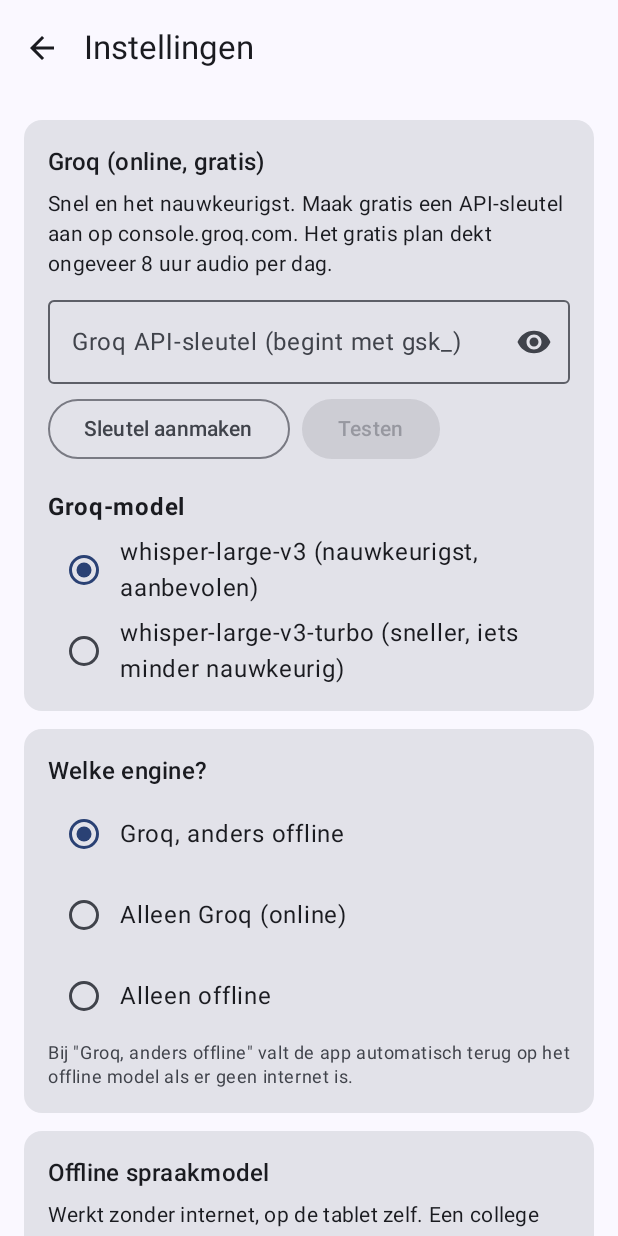
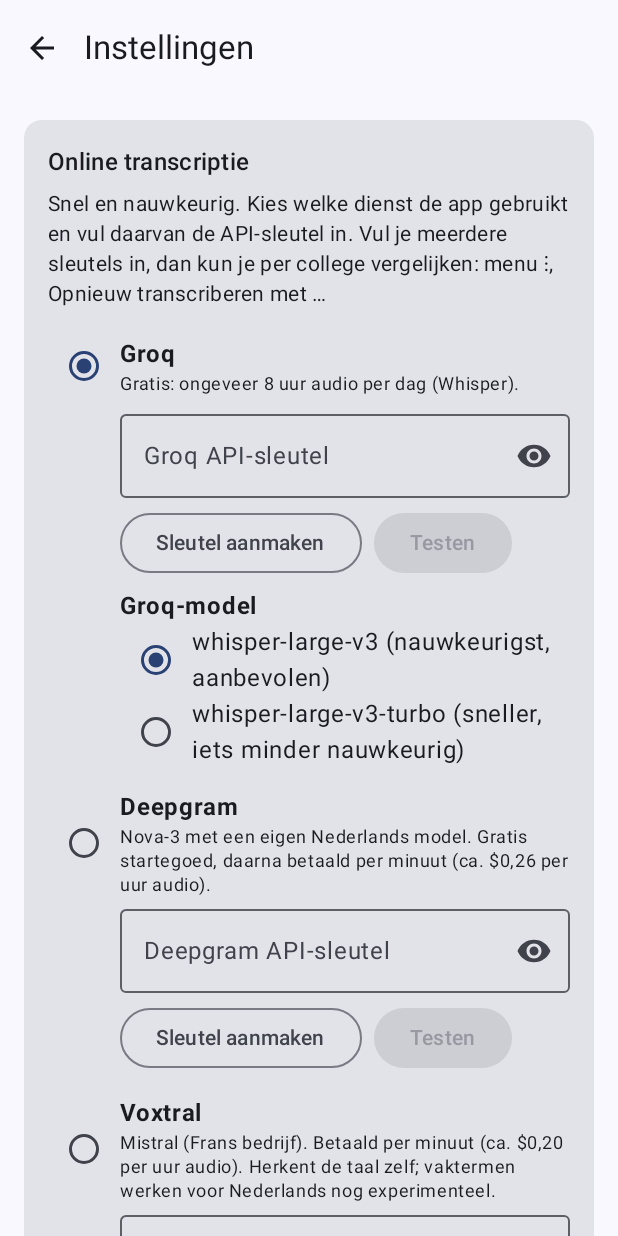
Before and after one commit to Hoogveldt-dev/RadboudWhispr, an Android app built with Jetpack Compose: the screen it shows after launch (MainActivity), after a tap on "Eerst instellen", on a phone screen of 412 x 824 dp. Run offline under Robolectric (Android 15) with nearby library versions, the phone set to English and light mode, and no system bars; 1 statement that could not run was skipped.

Commit message:
Add Deepgram Nova-3 and Mistral Voxtral as online engines (1.1.0)
- Settings: choose the online service (Groq, Deepgram or Voxtral), each
  with its own API key field, key-creation link and key test.
- Engine modes are now "online, otherwise offline", "online only" and
  "offline only"; the 1.0 "Groq only" setting maps to "online only".
- Deepgram gets the vocabulary as keyterms; Voxtral as context bias and
  without a language, since Mistral does not take one together with
  timestamps.
- Per lecture: "Opnieuw transcriberen met Groq/Deepgram/Voxtral". The
  previous transcript is kept as a version; chips on the lecture screen
  switch between versions to compare engines.
- Shared HTTP, multipart and verbose_json code moved to CloudStt.kt.
- Settings footer shows the installed version instead of a fixed "1.0".

Co-Authored-By: Claude Opus 5.5 <noreply@anthropic.com>
Claude-Session: https://claude.ai/code/session_011NKCGaJpL4oqsnEwqXMUxc

```diff
--- a/app/build.gradle.kts
+++ b/app/build.gradle.kts
@@ -19,8 +19,8 @@ android {
         applicationId = "nl.collegewhispr"
         minSdk = 26
         targetSdk = 35
-        versionCode = 2
-        versionName = "1.0.1"
+        versionCode = 3
+        versionName = "1.1.0"
         ndk { abiFilters += listOf("arm64-v8a") }
     }
 
--- a/app/src/main/java/nl/collegewhispr/data/Settings.kt
+++ b/app/src/main/java/nl/collegewhispr/data/Settings.kt
@@ -6,21 +6,43 @@ import kotlinx.coroutines.flow.MutableStateFlow
 import kotlinx.coroutines.flow.StateFlow
 
 enum class EngineMode(val label: String) {
-    AUTO("Groq, anders offline"),
-    GROQ_ONLY("Alleen Groq (online)"),
+    AUTO("Online, anders offline"),
+    ONLINE_ONLY("Alleen online"),
     OFFLINE_ONLY("Alleen offline");
+}
+
+/** Online transcription services; [keysUrl] is where a user creates an API key. */
+enum class CloudProvider(val label: String, val keysUrl: String) {
+    GROQ("Groq", "https://console.groq.com/keys"),
+    DEEPGRAM("Deepgram", "https://console.deepgram.com/"),
+    VOXTRAL("Voxtral", "https://console.mistral.ai/api-keys");
 }
 
 data class SettingsState(
     val groqKey: String = "",
     val groqModel: String = "whisper-large-v3",
+    val deepgramKey: String = "",
+    val mistralKey: String = "",
+    val cloud: CloudProvider = CloudProvider.GROQ,
     val engine: EngineMode = EngineMode.AUTO,
     val language: String = "nl",
     val offlineModel: String = "large-v3-turbo-q5_0",
     val vocabulary: String = "",
     val autoTranscribe: Boolean = true,
     val exportTimestamps: Boolean = true,
-)
+) {
+    fun keyFor(p: CloudProvider) = when (p) {
+        CloudProvider.GROQ -> groqKey
+        CloudProvider.DEEPGRAM -> deepgramKey
+        CloudProvider.VOXTRAL -> mistralKey
+    }
+
+    fun withKey(p: CloudProvider, key: String) = when (p) {
+        CloudProvider.GROQ -> copy(groqKey = key)
+        CloudProvider.DEEPGRAM -> copy(deepgramKey = key)
+        CloudProvider.VOXTRAL -> copy(mistralKey = key)
+    }
+}
 
 object Settings {
     private lateinit var prefs: SharedPreferences
@@ -36,8 +58,11 @@ object Settings {
         _state.value = SettingsState(
             groqKey = prefs.getString("groqKey", "") ?: "",
             groqModel = prefs.getString("groqModel", "whisper-large-v3") ?: "whisper-large-v3",
-            engine = runCatching { EngineMode.valueOf(prefs.getString("engine", "AUTO")!!) }
-                .getOrDefault(EngineMode.AUTO),
+            deepgramKey = prefs.getString("deepgramKey", "") ?: "",
+            mistralKey = prefs.getString("mistralKey", "") ?: "",
+            cloud = runCatching { CloudProvider.valueOf(prefs.getString("cloud", "GROQ")!!) }
+                .getOrDefault(CloudProvider.GROQ),
+            engine = engineFromPrefs(prefs.getString("engine", "AUTO")),
             language = prefs.getString("language", "nl") ?: "nl",
             offlineModel = prefs.getString("offlineModel", "large-v3-turbo-q5_0") ?: "large-v3-turbo-q5_0",
             vocabulary = prefs.getString("vocabulary", "") ?: "",
@@ -46,12 +71,20 @@ object Settings {
         )
     }
 
+    // 1.0 stored "GROQ_ONLY" before there was a choice of online service.
+    private fun engineFromPrefs(v: String?) =
+        if (v == "GROQ_ONLY") EngineMode.ONLINE_ONLY
+        else runCatching { EngineMode.valueOf(v!!) }.getOrDefault(EngineMode.AUTO)
+
     fun update(block: (SettingsState) -> SettingsState) {
         val s = block(_state.value)
         _state.value = s
         prefs.edit()
             .putString("groqKey", s.groqKey.trim())
             .putString("groqModel", s.groqModel)
+            .putString("deepgramKey", s.deepgramKey.trim())
+            .putString("mistralKey", s.mistralKey.trim())
+            .putString("cloud", s.cloud.name)
             .putString("engine", s.engine.name)
             .putString("language", s.language)
             .putString("offlineModel", s.offlineModel)
@@ -68,4 +101,10 @@ object Settings {
         val style = if (s.language == "nl") DEFAULT_PROMPT else ""
         return listOf(style, vocab).filter { it.isNotBlank() }.joinToString(" ")
     }
+
+    /** The user's terms as a list, for services that take separate keyterms instead of a prompt. */
+    fun terms(): List<String> = splitTerms(current.vocabulary)
+
+    fun splitTerms(vocabulary: String): List<String> =
+        vocabulary.split(',', ';', '\n').map { it.trim() }.filter { it.isNotEmpty() }.distinct().take(100)
 }
--- a/app/src/main/java/nl/collegewhispr/ui/HomeScreen.kt
+++ b/app/src/main/java/nl/collegewhispr/ui/HomeScreen.kt
@@ -66,7 +66,7 @@ fun HomeScreen(activity: MainActivity, onOpen: (String) -> Unit, onSettings: ()
     val tx by TranscriptionService.state.collectAsState()
     val settings by Settings.state.collectAsState()
     val installed by ModelManager.installed.collectAsState()
-    val needsSetup = settings.groqKey.isBlank() && ModelManager.models.none { it.id in installed }
+    val needsSetup = settings.keyFor(settings.cloud).isBlank() && ModelManager.models.none { it.id in installed }
 
     Scaffold(
         topBar = {
@@ -91,7 +91,8 @@ fun HomeScreen(activity: MainActivity, onOpen: (String) -> Unit, onSettings: ()
                 ) {
                     Column(Modifier.padding(16.dp)) {
                         Text("Eerst instellen", fontWeight = FontWeight.Bold)
-                        Text("Voeg een gratis Groq API-sleutel toe en/of download een offline spraakmodel. Opnemen kan nu al.")
+                        Text("Voeg een API-sleutel toe voor ${settings.cloud.label} en/of download een offline spraakmodel. " +
+                            "Opnemen kan nu al.")
                     }
                 }
             }
--- a/app/src/main/java/nl/collegewhispr/ui/SettingsScreen.kt
+++ b/app/src/main/java/nl/collegewhispr/ui/SettingsScreen.kt
@@ -58,9 +58,13 @@ import kotlinx.coroutines.Dispatchers
 import kotlinx.coroutines.delay
 import kotlinx.coroutines.launch
 import kotlinx.coroutines.withContext
+import nl.collegewhispr.data.CloudProvider
 import nl.collegewhispr.data.EngineMode
 import nl.collegewhispr.data.Settings
+import nl.collegewhispr.data.SettingsState
+import nl.collegewhispr.transcribe.DeepgramClient
 import nl.collegewhispr.transcribe.GroqClient
+import nl.collegewhispr.transcribe.VoxtralClient
 import nl.collegewhispr.whisper.ModelManager
 import nl.collegewhispr.whisper.WhisperLib
 
@@ -71,7 +75,6 @@ fun SettingsScreen(onBack: () -> Unit) {
     val s by Settings.state.collectAsState()
     val installed by ModelManager.installed.collectAsState()
     val downloads by ModelManager.downloads.collectAsState()
-    val scope = rememberCoroutineScope()
 
     LaunchedEffect(Unit) {
         while (true) { ModelManager.poll(ctx); delay(1000) }
@@ -90,43 +93,17 @@ fun SettingsScreen(onBack: () -> Unit) {
             horizontalAlignment = Alignment.CenterHorizontally,
             verticalArrangement = Arrangement.spacedBy(12.dp),
         ) {
-            Section("Groq (online, gratis)") {
+            Section("Online transcriptie") {
                 Text(
-                    "Snel en het nauwkeurigst. Maak gratis een API-sleutel aan op console.groq.com. " +
-                        "Het gratis plan dekt ongeveer 8 uur audio per dag.",
+                    "Snel en nauwkeurig. Kies welke dienst de app gebruikt en vul daarvan de API-sleutel in. " +
+                        "Vul je meerdere sleutels in, dan kun je per college vergelijken: menu ⋮, " +
+                        "Opnieuw transcriberen met …",
                     style = MaterialTheme.typography.bodyMedium,
                 )
-                var key by remember { mutableStateOf(s.groqKey) }
-                var show by remember { mutableStateOf(false) }
-                var check by remember { mutableStateOf<String?>(null) }
-                OutlinedTextField(
-                    value = key,
-                    onValueChange = { key = it.trim(); Settings.update { st -> st.copy(groqKey = key) }; check = null },
-                    label = { Text("Groq API-sleutel (begint met gsk_)") },
-                    singleLine = true,
-                    visualTransformation = if (show) VisualTransformation.None else PasswordVisualTransformation(),
-                    keyboardOptions = KeyboardOptions(keyboardType = KeyboardType.Password),
-                    trailingIcon = {
-                        IconButton(onClick = { show = !show }) {
-                            Icon(if (show) Icons.Filled.VisibilityOff else Icons.Filled.Visibility, "Tonen")
+                ProviderBlock(CloudProvider.GROQ, s, "Gratis: ongeveer 8 uur audio per dag (Whisper).") {
+                    GroqClient.checkKey(it)
                 }
-                    },
-                    modifier = Modifier.fillMaxWidth(),
-                )
-                Row(horizontalArrangement = Arrangement.spacedBy(8.dp)) {
-                    OutlinedButton(onClick = {
-                        ctx.startActivity(Intent(Intent.ACTION_VIEW, Uri.parse("https://console.groq.com/keys")))
-                    }) { Text("Sleutel aanmaken") }
-                    Button(enabled = key.isNotBlank(), onClick = {
-                        check = "Bezig met controleren…"
-                        scope.launch {
-                            val r = withContext(Dispatchers.IO) { GroqClient.checkKey(key) }
-                            check = r ?: "Sleutel werkt"
-                        }
-                    }) { Text("Testen") }
-                }
-                check?.let { Text(it, color = MaterialTheme.colorScheme.primary) }
-                Spacer(Modifier.height(4.dp))
+                Column(Modifier.padding(start = 48.dp)) {
                     Text("Groq-model", fontWeight = FontWeight.Bold)
                     Choice("whisper-large-v3 (nauwkeurigst, aanbevolen)", s.groqModel == "whisper-large-v3") {
                         Settings.update { it.copy(groqModel = "whisper-large-v3") }
@@ -135,13 +112,25 @@ fun SettingsScreen(onBack: () -> Unit) {
                         Settings.update { it.copy(groqModel = "whisper-large-v3-turbo") }
                     }
                 }
+                ProviderBlock(
+                    CloudProvider.DEEPGRAM, s,
+                    "Nova-3 met een eigen Nederlands model. Gratis startegoed, daarna betaald per minuut " +
+                        "(ca. \$0,26 per uur audio).",
+                ) { DeepgramClient.checkKey(it) }
+                ProviderBlock(
+                    CloudProvider.VOXTRAL, s,
+                    "Mistral (Frans bedrijf). Betaald per minuut (ca. \$0,20 per uur audio). Herkent de taal zelf; " +
+                        "vaktermen werken voor Nederlands nog experimenteel.",
+                ) { VoxtralClient.checkKey(it) }
+            }
 
             Section("Welke engine?") {
                 EngineMode.entries.forEach { m ->
                     Choice(m.label, s.engine == m) { Settings.update { it.copy(engine = m) } }
                 }
                 Text(
-                    "Bij \"Groq, anders offline\" valt de app automatisch terug op het offline model als er geen internet is.",
+                    "Bij \"Online, anders offline\" valt de app automatisch terug op het offline model als er geen " +
+                        "internet is of de online dienst niet werkt.",
                     style = MaterialTheme.typography.bodySmall,
                     color = MaterialTheme.colorScheme.onSurfaceVariant,
                 )
@@ -216,7 +205,8 @@ fun SettingsScreen(onBack: () -> Unit) {
                     modifier = Modifier.fillMaxWidth(),
                 )
                 Text(
-                    "Helpt Whisper bij de spelling. Kort houden: maximaal 400 tekens.",
+                    "Helpt bij de spelling. Scheid termen met komma's; Deepgram en Voxtral gebruiken ze als losse " +
+                        "termen. Kort houden: maximaal 400 tekens.",
                     style = MaterialTheme.typography.bodySmall,
                     color = MaterialTheme.colorScheme.onSurfaceVariant,
                 )
@@ -233,11 +223,60 @@ fun SettingsScreen(onBack: () -> Unit) {
             }
 
             val info = remember { runCatching { WhisperLib.variant }.getOrDefault("niet geladen") }
+            val version = remember { runCatching { ctx.packageManager.getPackageInfo(ctx.packageName, 0).versionName }.getOrNull() }
             Text(
-                "CollegeWhispr 1.0 · gebaseerd op OpenWhispr en whisper.cpp · engine: $info",
+                "CollegeWhispr ${version ?: ""} · gebaseerd op OpenWhispr en whisper.cpp · engine: $info",
                 style = MaterialTheme.typography.bodySmall,
                 color = MaterialTheme.colorScheme.onSurfaceVariant,
             )
+        }
+    }
+}
+
+/** Radio button to use [p], with its key field, a link to create a key and a test button. */
+@Composable
+private fun ProviderBlock(p: CloudProvider, s: SettingsState, description: String, check: (String) -> String?) {
+    val ctx = LocalContext.current
+    val scope = rememberCoroutineScope()
+    var key by remember { mutableStateOf(s.keyFor(p)) }
+    var show by remember { mutableStateOf(false) }
+    var result by remember { mutableStateOf<String?>(null) }
+    Column(Modifier.fillMaxWidth().padding(top = 8.dp)) {
+        Row(
+            Modifier.fillMaxWidth().clickable { Settings.update { it.copy(cloud = p) } },
+            verticalAlignment = Alignment.CenterVertically,
+        ) {
+            RadioButton(selected = s.cloud == p, onClick = { Settings.update { it.copy(cloud = p) } })
+            Column(Modifier.weight(1f)) {
+                Text(p.label, fontWeight = FontWeight.Bold)
+                Text(description, style = MaterialTheme.typography.bodySmall)
+            }
+        }
+        Column(Modifier.padding(start = 48.dp), verticalArrangement = Arrangement.spacedBy(6.dp)) {
+            OutlinedTextField(
+                value = key,
+                onValueChange = { key = it.trim(); Settings.update { st -> st.withKey(p, key) }; result = null },
+                label = { Text("${p.label} API-sleutel") },
+                singleLine = true,
+                visualTransformation = if (show) VisualTransformation.None else PasswordVisualTransformation(),
+                keyboardOptions = KeyboardOptions(keyboardType = KeyboardType.Password),
+                trailingIcon = {
+                    IconButton(onClick = { show = !show }) {
+                        Icon(if (show) Icons.Filled.VisibilityOff else Icons.Filled.Visibility, "Tonen")
+                    }
+                },
+                modifier = Modifier.fillMaxWidth(),
+            )
+            Row(horizontalArrangement = Arrangement.spacedBy(8.dp)) {
+                OutlinedButton(onClick = {
+                    runCatching { ctx.startActivity(Intent(Intent.ACTION_VIEW, Uri.parse(p.keysUrl))) }
+                }) { Text("Sleutel aanmaken") }
+                Button(enabled = key.isNotBlank(), onClick = {
+                    result = "Bezig met controleren…"
+                    scope.launch { result = withContext(Dispatchers.IO) { check(key) } ?: "Sleutel werkt" }
+                }) { Text("Testen") }
+            }
+            result?.let { Text(it, color = MaterialTheme.colorScheme.primary) }
         }
     }
 }
```
Also changed, not shown: app/src/main/java/nl/collegewhispr/data/LectureRepository.kt (+28 -0 lines), app/src/main/java/nl/collegewhispr/service/TranscriptionService.kt (+78 -43 lines), app/src/main/java/nl/collegewhispr/transcribe/CloudStt.kt (added, +120 -0 lines), app/src/main/java/nl/collegewhispr/transcribe/DeepgramClient.kt (added, +51 -0 lines), app/src/main/java/nl/collegewhispr/transcribe/GroqClient.kt (+10 -100 lines), app/src/main/java/nl/collegewhispr/transcribe/VoxtralClient.kt (added, +37 -0 lines), app/src/main/java/nl/collegewhispr/ui/DetailScreen.kt (+41 -6 lines), 2 other files. Lines whose indentation alone changed are shown as unchanged.
